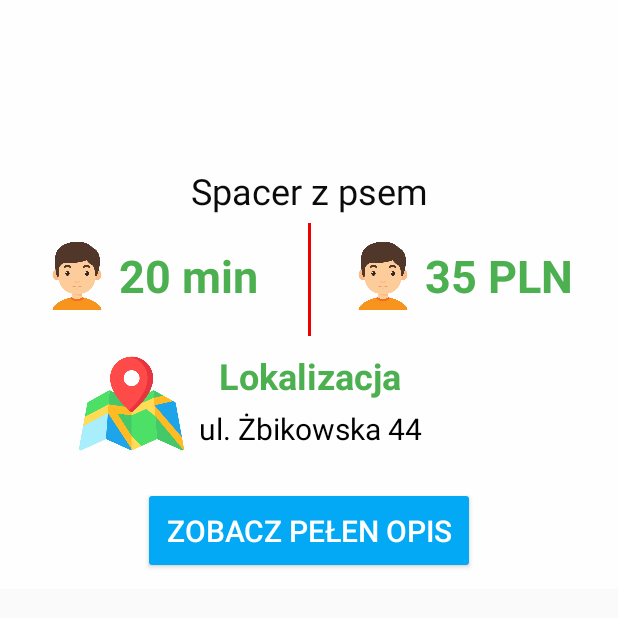
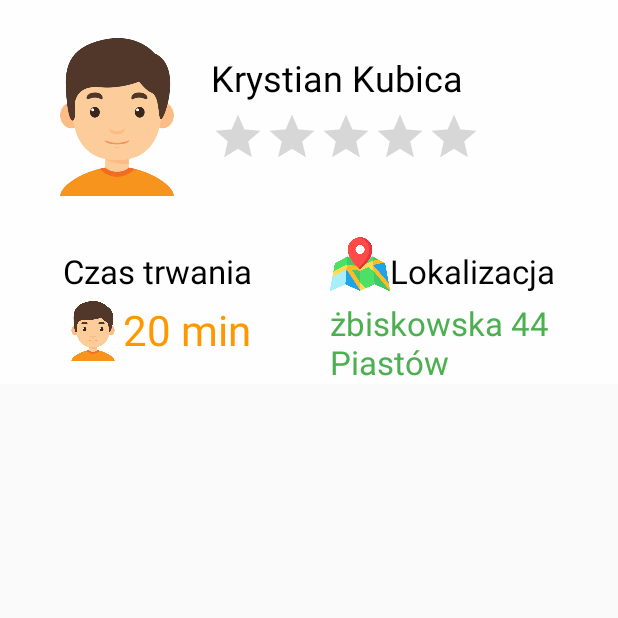
Before and after one commit to mastep1/HoodWorks, an Android app: the fragment F_MapWindow shown on its own in the app's theme, on a phone screen of 412 x 824 dp, the top half of it. Run offline under Robolectric (Android 15) with nearby library versions, the phone set to English and light mode, and no system bars.

Commit message:
re lo re

```diff
--- a/app/src/main/java/com/example/neighborhoodwork/F_MapWindow.kt
+++ b/app/src/main/java/com/example/neighborhoodwork/F_MapWindow.kt
@@ -8,7 +8,7 @@ import androidx.fragment.app.Fragment
 
 class F_MapWindow : Fragment() {
     override fun onCreateView( inflater: LayoutInflater, container: ViewGroup?, savedInstanceState: Bundle?): View? {
-        return inflater.inflate(R.layout.info_window, container, false )
+        return inflater.inflate(R.layout.info_window_big, container, false )
     }
 
     override fun onStart() {
--- a/app/src/main/java/com/example/neighborhoodwork/ZadanieModel.kt
+++ b/app/src/main/java/com/example/neighborhoodwork/ZadanieModel.kt
@@ -1,7 +1,10 @@
 package com.example.neighborhoodwor
 
+import com.google.firebase.database.IgnoreExtraProperties
 import java.sql.Time
 
+
+@IgnoreExtraProperties
 data  class ZadanieModel (
     var x : String = "",
     var y : String = "",
--- /dev/null
+++ b/app/src/main/res/layout/info_window_big.xml
@@ -0,0 +1,108 @@
+<?xml version="1.0" encoding="utf-8"?>
+<androidx.constraintlayout.widget.ConstraintLayout xmlns:android="http://schemas.android.com/apk/res/android"
+    xmlns:app="http://schemas.android.com/apk/res-auto"
+    xmlns:tools="http://schemas.android.com/tools"
+    android:id="@+id/l6Main"
+    android:layout_width="match_parent"
+    android:layout_height="wrap_content"
+    android:background="#E6FFFFFF">
+
+    <ImageView
+        android:id="@+id/img6Profil"
+        android:layout_width="105dp"
+        android:layout_height="105dp"
+        android:layout_marginStart="25dp"
+        android:layout_marginTop="25dp"
+        app:layout_constraintStart_toStartOf="parent"
+        app:layout_constraintTop_toTopOf="parent"
+        app:srcCompat="@drawable/boy" />
+
+    <TextView
+        android:id="@+id/tx6Imie"
+        android:layout_width="wrap_content"
+        android:layout_height="wrap_content"
+        android:layout_marginStart="10dp"
+        android:layout_marginTop="10dp"
+        android:text="Krystian Kubica"
+        android:textColor="#000000"
+        android:textSize="24sp"
+        app:layout_constraintStart_toEndOf="@+id/img6Profil"
+        app:layout_constraintTop_toTopOf="@+id/img6Profil" />
+
+    <RatingBar
+        android:id="@+id/ratingBar6"
+        style="@style/Widget.AppCompat.RatingBar.Indicator"
+        android:layout_width="wrap_content"
+        android:layout_height="wrap_content"
+        android:layout_marginStart="10dp"
+        android:layout_marginTop="5dp"
+        app:layout_constraintStart_toEndOf="@+id/img6Profil"
+        app:layout_constraintTop_toBottomOf="@+id/tx6Imie" />
+
+    <TextView
+        android:id="@+id/tx6CzasTrawania"
+        android:layout_width="wrap_content"
+        android:layout_height="wrap_content"
+        android:layout_marginTop="35dp"
+        android:layout_marginEnd="40dp"
+        android:text="Czas trwania"
+        android:textColor="#000000"
+        android:textSize="22sp"
+        app:layout_constraintEnd_toStartOf="@+id/tx6Lokalizacja"
+        app:layout_constraintStart_toStartOf="parent"
+        app:layout_constraintTop_toBottomOf="@+id/img6Profil" />
+
+    <ImageView
+        android:id="@+id/img6Length"
+        android:layout_width="40dp"
+        android:layout_height="40dp"
+        android:layout_marginTop="5dp"
+        app:layout_constraintStart_toStartOf="@+id/tx6CzasTrawania"
+        app:layout_constraintTop_toBottomOf="@+id/tx6CzasTrawania"
+        app:srcCompat="@drawable/boy" />
+
+    <TextView
+        android:id="@+id/tx6Length"
+        android:layout_width="wrap_content"
+        android:layout_height="wrap_content"
+        android:layout_marginTop="5dp"
+        android:text="20 min"
+        android:textColor="#FF9800"
+        android:textSize="28sp"
+        app:layout_constraintStart_toEndOf="@+id/img6Length"
+        app:layout_constraintTop_toBottomOf="@+id/tx6CzasTrawania" />
+
+    <TextView
+        android:id="@+id/tx6Lokalizacja"
+        android:layout_width="wrap_content"
+        android:layout_height="wrap_content"
+        android:layout_marginStart="10dp"
+        android:layout_marginTop="35dp"
+        android:text="Lokalizacja"
+        android:textColor="#040404"
+        android:textSize="22sp"
+        app:layout_constraintEnd_toEndOf="parent"
+        app:layout_constraintStart_toEndOf="@+id/tx6CzasTrawania"
+        app:layout_constraintTop_toBottomOf="@+id/img6Profil" />
+
+    <ImageView
+        android:id="@+id/img6Lokalizacja"
+        android:layout_width="40dp"
+        android:layout_height="40dp"
+        android:layout_marginTop="25dp"
+        app:layout_constraintEnd_toStartOf="@+id/tx6Lokalizacja"
+        app:layout_constraintTop_toBottomOf="@+id/img6Profil"
+        app:srcCompat="@drawable/map" />
+
+    <TextView
+        android:id="@+id/tx6Adres"
+        android:layout_width="0dp"
+        android:layout_height="wrap_content"
+        android:layout_marginTop="5dp"
+        android:text="żbiskowska 44 Piastów"
+        android:textColor="#4CAF50"
+        android:textSize="22sp"
+        app:layout_constraintEnd_toEndOf="@+id/tx6Lokalizacja"
+        app:layout_constraintStart_toStartOf="@+id/img6Lokalizacja"
+        app:layout_constraintTop_toBottomOf="@+id/tx6Lokalizacja" />
+</androidx.constraintlayout.widget.ConstraintLayout>
--- a/app/src/main/res/layout/verification.xml
+++ b/app/src/main/res/layout/verification.xml
@@ -17,7 +17,7 @@
         android:textColor="#0C0C0C"
         android:textSize="22sp"
         app:layout_constraintEnd_toEndOf="parent"
-        app:layout_constraintStart_toEndOf="@+id/imageView2"
+        app:layout_constraintStart_toEndOf="@+id/img10Warning"
         app:layout_constraintTop_toTopOf="parent" />
 
     <EditText
@@ -58,7 +58,7 @@
         app:layout_constraintTop_toBottomOf="@+id/Etx10Haslo" />
 
     <ImageView
-        android:id="@+id/imageView2"
+        android:id="@+id/img10Warning"
         android:layout_width="50dp"
         android:layout_height="50dp"
         android:layout_marginStart="5dp"
```
Also changed, not shown: app/src/main/java/com/example/neighborhoodwork/DodajZlecenie.kt (+3 -5 lines), app/src/main/java/com/example/neighborhoodwork/Home.kt (+13 -14 lines), app/src/main/java/com/example/neighborhoodwork/InfoWindow.kt (+10 -5 lines), app/src/main/res/layout/activity_home.xml (+11 -1 lines).
